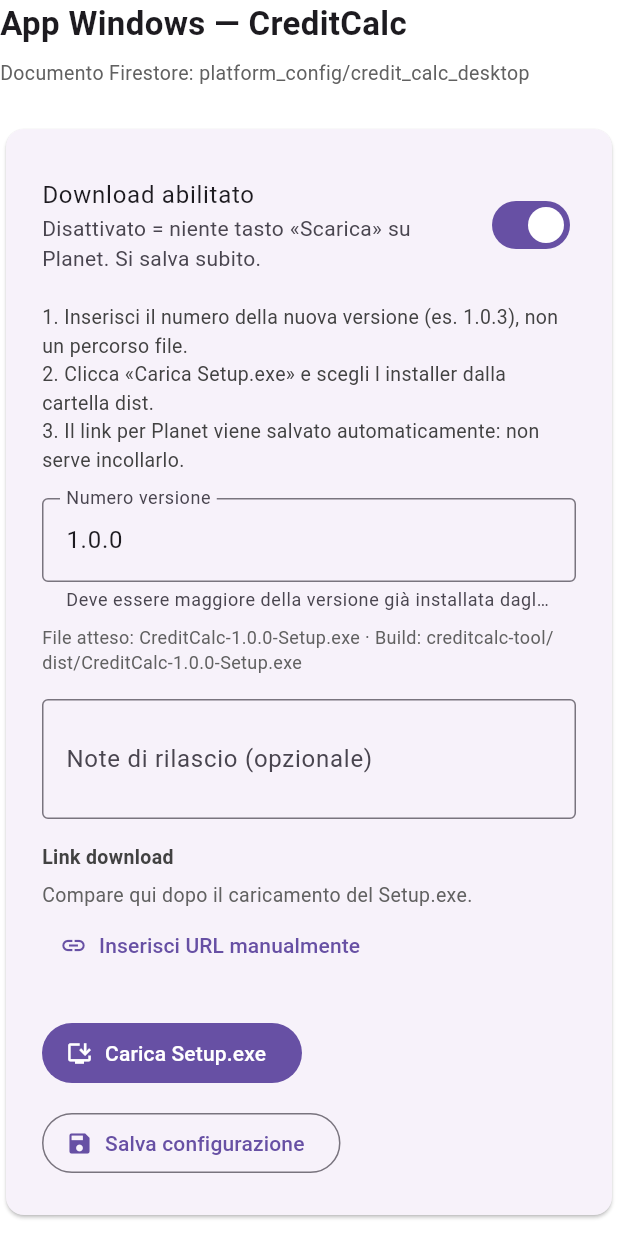
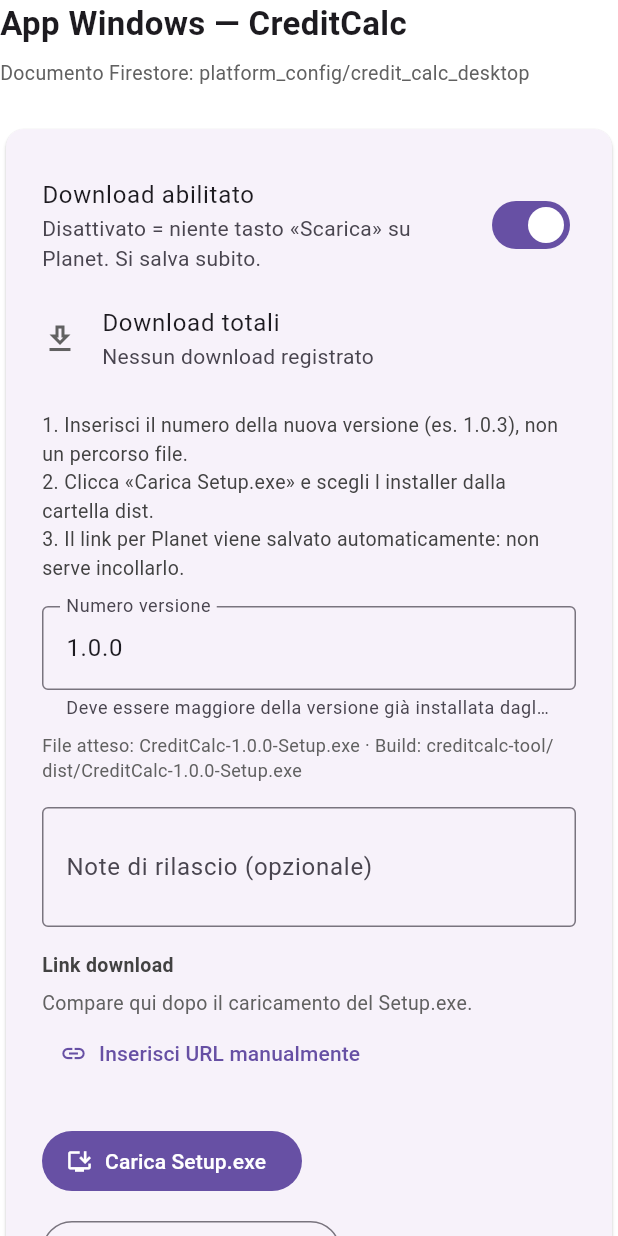
Before and after one commit to Marcellodinapoli/backoffice, a Flutter app: the BkWindowsAppPage widget shown alone on an empty page, opened directly, on a phone screen of 412 x 824 dp. Run offline on Flutter 3.47's test engine with Material 3 defaults, Android fonts, the phone set to English and light mode, and no system bars; our stand-ins replace cloud_firestore, file_picker, firebase_auth, firebase_core, firebase_storage, flutter_markdown and 1 more; missing offline and left inert: dart:html, excel; accounts and stored records are empty; Roboto replaces fonts that are missing (Consolas).

Commit message:
Messaggio aggiornamento

```diff
--- a/lib/backoffice/pages/bk_windows_app_page.dart
+++ b/lib/backoffice/pages/bk_windows_app_page.dart
@@ -512,6 +512,21 @@
                             ? null
                             : _onDownloadEnabledChanged,
                       ),
+                      ListTile(
+                        contentPadding: EdgeInsets.zero,
+                        leading: Icon(
+                          Icons.download_outlined,
+                          color: Colors.grey.shade700,
+                        ),
+                        title: const Text('Download totali'),
+                        subtitle: Text(
+                          BkCreditCalcDesktopService.formatDownloadCount(
+                            BkCreditCalcDesktopService.downloadCountFromConfig(
+                              firestoreConfig,
+                            ),
+                          ),
+                        ),
+                      ),
                       const SizedBox(height: 12),
                       Text(
                         '1. Inserisci il numero della nuova versione (es. 1.0.3), non un percorso file.\n'
--- a/lib/backoffice/services/bk_credit_calc_desktop_service.dart
+++ b/lib/backoffice/services/bk_credit_calc_desktop_service.dart
@@ -88,6 +88,20 @@
     final decoded = Uri.decodeComponent(url);
     final match = RegExp(r'/([^/?]+)(\?|$)').firstMatch(decoded);
     return match?.group(1);
+  }
+
+  static int downloadCountFromConfig(Map<String, dynamic>? config) {
+    if (config == null) return 0;
+    final raw = config['downloadCount'];
+    if (raw is int) return raw;
+    if (raw is num) return raw.toInt();
+    return int.tryParse(raw?.toString() ?? '') ?? 0;
+  }
+
+  static String formatDownloadCount(int count) {
+    if (count == 0) return 'Nessun download registrato';
+    if (count == 1) return '1 download effettuato';
+    return '$count download effettuati';
   }
 
   /// URL usato da CreditCalc/Planet (installer ha priorità).
```
Also changed, not shown: 1 other file.
